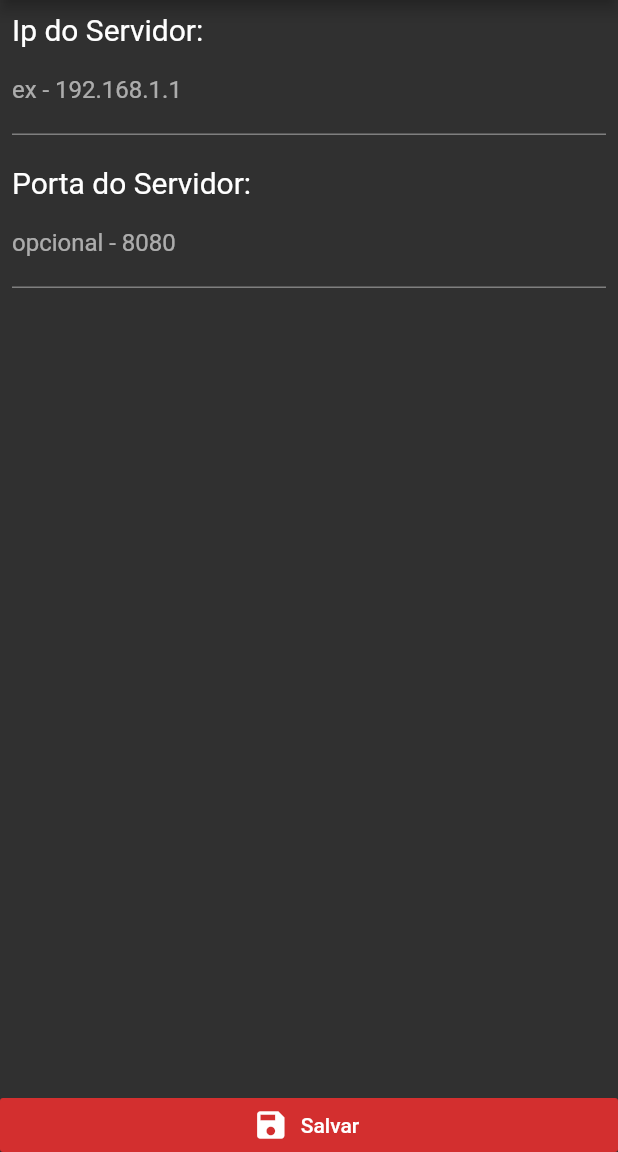
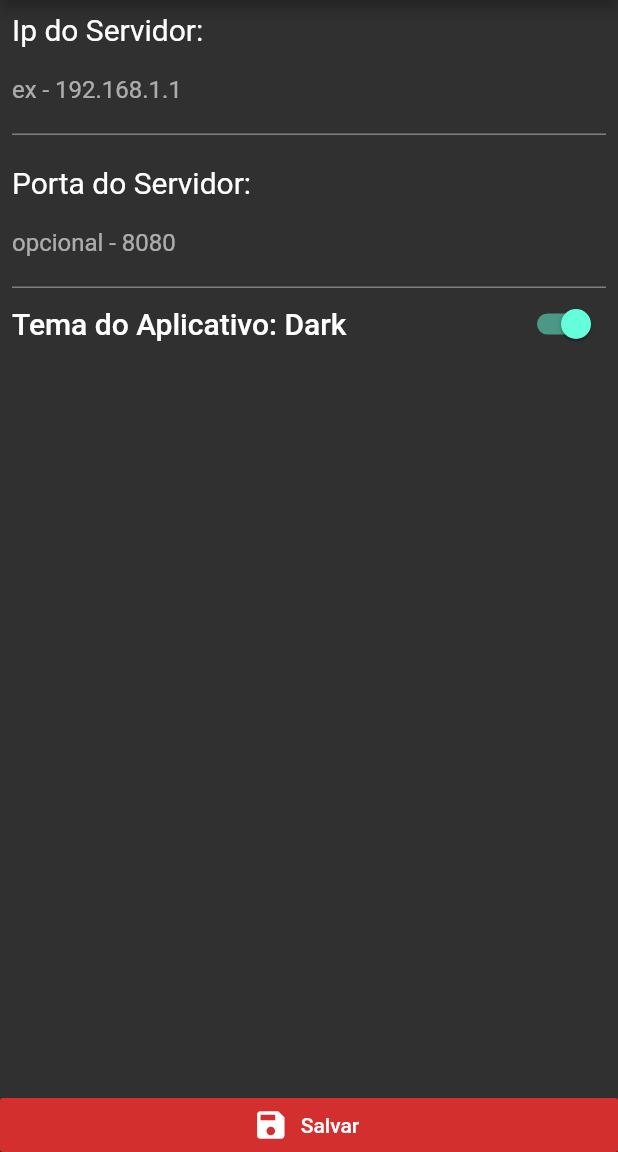
Before and after one commit to brunossouza/slam_app, a Flutter app: the ConfigurationScreen screen opened by its route, on a phone screen of 412 x 824 dp, the part 84-1236 px from its top. Run offline on Flutter 3.47's test engine with Material 2 defaults, Android fonts, the phone set to English and light mode, and no system bars; our stand-ins replace fl_chart.

Commit message:
change theme

```diff
--- /dev/null
+++ b/lib/providers/theme_provider.dart
@@ -0,0 +1,22 @@
+import 'package:flutter/material.dart';
+
+class ThemeProvider extends ChangeNotifier {
+  ThemeData _theme = ThemeData.dark();
+  bool isDark = true;
+
+  ThemeData get theme {
+    return _theme;
+  }
+
+  void light() {
+    _theme = ThemeData();
+    isDark = false;
+    notifyListeners();
+  }
+
+  void dark() {
+    _theme = ThemeData.dark();
+    isDark = true;
+    notifyListeners();
+  }
+}
--- a/lib/screens/configuration_screen.dart
+++ b/lib/screens/configuration_screen.dart
@@ -1,9 +1,16 @@
 import 'package:flutter/material.dart';
+import 'package:provider/provider.dart';
+import 'package:slam/providers/theme_provider.dart';
 import '../widgets/custom_drawer.dart';
 
-class ConfigurationScreen extends StatelessWidget {
+class ConfigurationScreen extends StatefulWidget {
   static const String routeName = '/configuration';
 
+  @override
+  _ConfigurationScreenState createState() => _ConfigurationScreenState();
+}
+
+class _ConfigurationScreenState extends State<ConfigurationScreen> {
   @override
   Widget build(BuildContext context) {
     return Scaffold(
@@ -39,6 +46,30 @@ class ConfigurationScreen extends StatelessWidget {
                     TextField(
                       decoration: InputDecoration(labelText: 'opcional - 8080'),
                     ),
+                    Consumer<ThemeProvider>(builder: (cxt, snap, ch) {
+                      return Row(
+                        mainAxisAlignment: MainAxisAlignment.spaceBetween,
+                        children: <Widget>[
+                          Text(
+                            'Tema do Aplicativo: ${snap.isDark ? 'Dark' : 'Light'}',
+                            style: Theme.of(context).textTheme.title,
+                          ),
+                          Switch.adaptive(
+                            activeColor: Theme.of(context).accentColor,
+                            value: snap.isDark,
+                            onChanged: (val) {
+                              setState(() {
+                                if (snap.isDark) {
+                                  snap.light();
+                                } else {
+                                  snap.dark();
+                                }
+                              });
+                            },
+                          )
+                        ],
+                      );
+                    }),
                   ],
                 ),
               ),
```
Also changed, not shown: lib/main.dart (+10 -2 lines).
